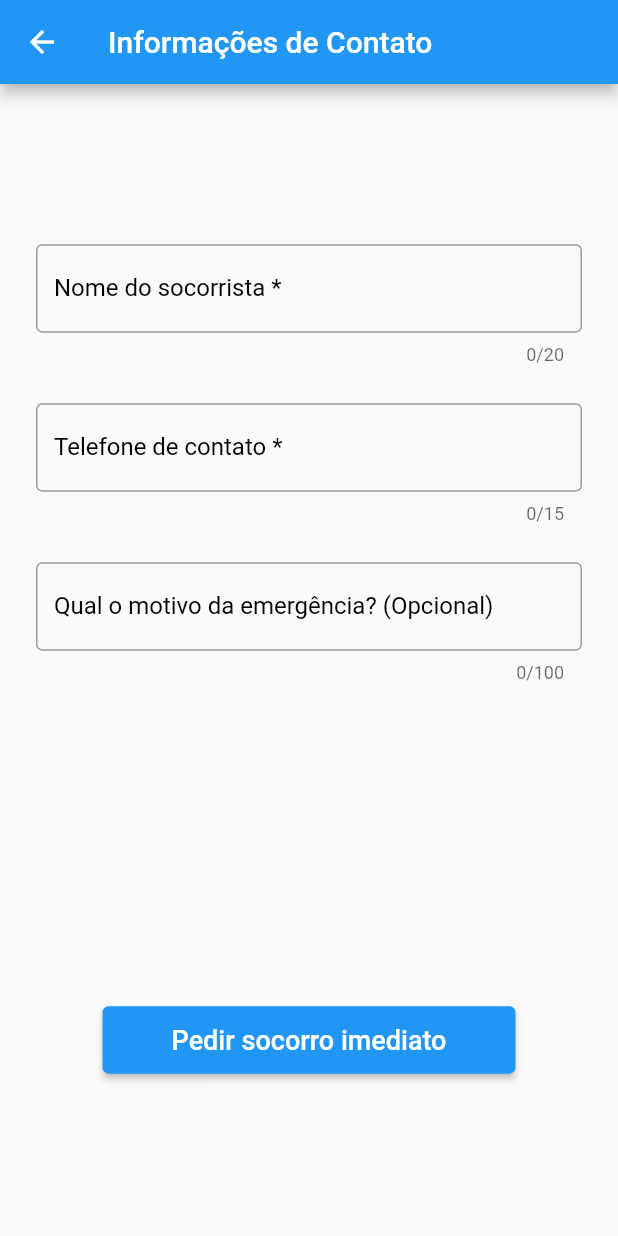
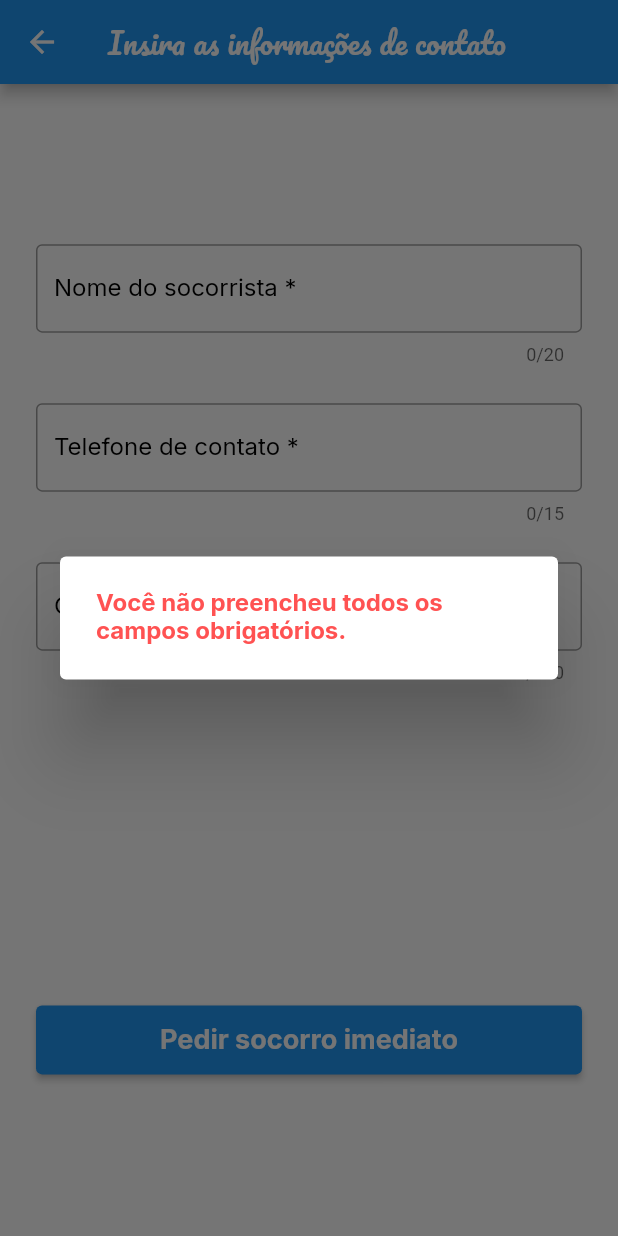
Before and after one commit to Guilherme-Jorge/DenTeethSocorrista, a Flutter app: the DadosContatoPage screen opened directly with empty values, after a tap on "Pedir socorro imediato", on a phone screen of 412 x 824 dp. Run offline on Flutter 3.47's test engine with Material 2 defaults, Android fonts, the phone set to English and light mode, and no system bars; our stand-ins replace camera, cloud_functions, firebase_core, firebase_storage, gallery_saver, google_fonts and 1 more; missing offline and left inert: dart:ffi; accounts and stored records are empty.

Commit message:
feat, fix: ajustado os layouts das telas e adicionado funcoes de tratamento na tela de dados

```diff
--- a/lib/main.dart
+++ b/lib/main.dart
@@ -33,13 +33,12 @@ class MyApp extends StatelessWidget {
     return MaterialApp(
       title: 'DenTeeth Socorrista',
       theme: ThemeData(
-        primarySwatch: Colors.blue,
-      ),
+          primarySwatch: Colors.blue, scaffoldBackgroundColor: Colors.white),
       initialRoute: '/',
       routes: {
         '/': (context) => const InicioPage(title: 'Bem Vindo ao DenTeeth'),
         '/dados': (context) =>
-            const DadosContatoPage(title: 'Informações de Contato'),
+            const DadosContatoPage(title: 'Insira as informações de contato'),
         '/lista_aprovados': (context) =>
             const ListaAprovados(title: 'Escolha um dos dentistas'),
         '/camera_boca': (context) => TakePictureScreen(camera: camera),
--- a/lib/screens/DadosContatoPage.dart
+++ b/lib/screens/DadosContatoPage.dart
@@ -8,6 +8,7 @@ import 'package:firebase_core/firebase_core.dart';
 import 'package:firebase_storage/firebase_storage.dart';
 import 'package:flutter/material.dart';
 import 'package:cloud_functions/cloud_functions.dart';
+import 'package:google_fonts/google_fonts.dart';
 
 import 'ListaAprovados.dart';
 
@@ -32,6 +33,7 @@ class _DadosContatoPageState extends State<DadosContatoPage> {
   String _nome = "";
   String _telefone = "";
   String _motivo = "";
+  bool enviandoDados = false;
 
   Future<String> pedirsocorro(String imagePath) async {
     if (_motivo.isEmpty) {
@@ -67,10 +69,9 @@ class _DadosContatoPageState extends State<DadosContatoPage> {
   @override
   Widget build(BuildContext context) {
     final args = ModalRoute.of(context)!.settings.arguments as ScreenArguments;
-
     return Scaffold(
       appBar: AppBar(
-        title: Text(widget.title),
+        title: Text(widget.title, style: GoogleFonts.pacifico()),
       ),
       body: Center(
           child: Padding(
@@ -88,14 +89,12 @@ class _DadosContatoPageState extends State<DadosContatoPage> {
                     });
                   },
                   maxLength: 20,
-                  decoration: const InputDecoration(
+                  decoration: InputDecoration(
                     labelText: 'Nome do socorrista *',
-                    labelStyle: TextStyle(
-                      color: Colors.black,
-                    ),
-                    focusedBorder: OutlineInputBorder(
+                    labelStyle: GoogleFonts.inter(color: Colors.black),
+                    focusedBorder: const OutlineInputBorder(
                         borderSide: BorderSide(color: Colors.blue)),
-                    enabledBorder: OutlineInputBorder(
+                    enabledBorder: const OutlineInputBorder(
                       borderSide: BorderSide(color: Colors.black38),
                     ),
                   ),
@@ -110,14 +109,12 @@ class _DadosContatoPageState extends State<DadosContatoPage> {
                     });
                   },
                   maxLength: 15,
-                  decoration: const InputDecoration(
+                  decoration: InputDecoration(
                     labelText: 'Telefone de contato *',
-                    labelStyle: TextStyle(
-                      color: Colors.black,
-                    ),
-                    focusedBorder: OutlineInputBorder(
+                    labelStyle: GoogleFonts.inter(color: Colors.black),
+                    focusedBorder: const OutlineInputBorder(
                         borderSide: BorderSide(color: Colors.blue)),
-                    enabledBorder: OutlineInputBorder(
+                    enabledBorder: const OutlineInputBorder(
                       borderSide: BorderSide(color: Colors.black38),
                     ),
                   ),
@@ -134,34 +131,66 @@ class _DadosContatoPageState extends State<DadosContatoPage> {
                     });
                   },
                   maxLength: 100,
-                  decoration: const InputDecoration(
+                  decoration: InputDecoration(
                     labelText: 'Qual o motivo da emergência? (Opcional)',
-                    labelStyle: TextStyle(
-                      color: Colors.black,
-                    ),
-                    focusedBorder: OutlineInputBorder(
+                    labelStyle: GoogleFonts.inter(color: Colors.black),
+                    focusedBorder: const OutlineInputBorder(
                         borderSide: BorderSide(color: Colors.blue)),
-                    enabledBorder: OutlineInputBorder(
+                    enabledBorder: const OutlineInputBorder(
                       borderSide: BorderSide(color: Colors.black38),
                     ),
                   ),
                 ),
               ],
             ),
-            ElevatedButton(
+            SizedBox(
+              width: double.infinity,
+              child: ElevatedButton(
                   style: ButtonStyle(
                       padding: MaterialStateProperty.all(
                           const EdgeInsets.fromLTRB(46, 12, 46, 12))),
                   onPressed: () {
+                    if (_nome.isNotEmpty && _telefone.isNotEmpty) {
+                      if (!enviandoDados) {
+                        setState(() {
+                          enviandoDados = true;
+                        });
                         pedirsocorro(args.image).then((value) => {
                               Navigator.pushNamed(context, '/lista_aprovados',
                                   arguments: ScreenArgumentsIdEmergencia(value))
                             });
+                      }
+                    } else {
+                      showDialog(
+                          context: context,
+                          builder: (BuildContext context) {
+                            return SimpleDialog(
+                              children: [
+                                SimpleDialogOption(
+                                    child: Text(
+                                  'Você não preencheu todos os campos obrigatórios.',
+                                  style: GoogleFonts.inter(
+                                      color: Colors.redAccent,
+                                      fontWeight: FontWeight.bold),
+                                ))
+                              ],
+                            );
+                          });
+                    }
                   },
-                child: const Text(
+                  child: enviandoDados
+                      ? const SizedBox(
+                          width: 20,
+                          height: 20,
+                          child: CircularProgressIndicator(
+                            color: Colors.white,
+                          ))
+                      : Text(
                           'Pedir socorro imediato',
-                  style: TextStyle(fontSize: 18),
+                          style: GoogleFonts.inter(
+                              fontSize: 18, fontWeight: FontWeight.bold),
                         )),
+            )
           ],
         ),
       )),
--- a/pubspec.yaml
+++ b/pubspec.yaml
@@ -22,6 +22,7 @@ dependencies:
   gallery_saver: ^2.3.2
   path_provider:
   path:
+  google_fonts: ^4.0.4
 
 
 
@@ -38,3 +39,4 @@ flutter:
   assets:
     - images/telaInicio.png
     - images/telefone.png
+    - images/aguardando.png
```
Also changed, not shown: lib/screens/CameraUsuario.dart (+70 -15 lines), lib/screens/InicioPage.dart (+16 -14 lines), lib/screens/ListaAprovados.dart (+55 -25 lines), images/aguardando.png (added), pubspec.lock. Lines whose indentation alone changed are shown as unchanged.
